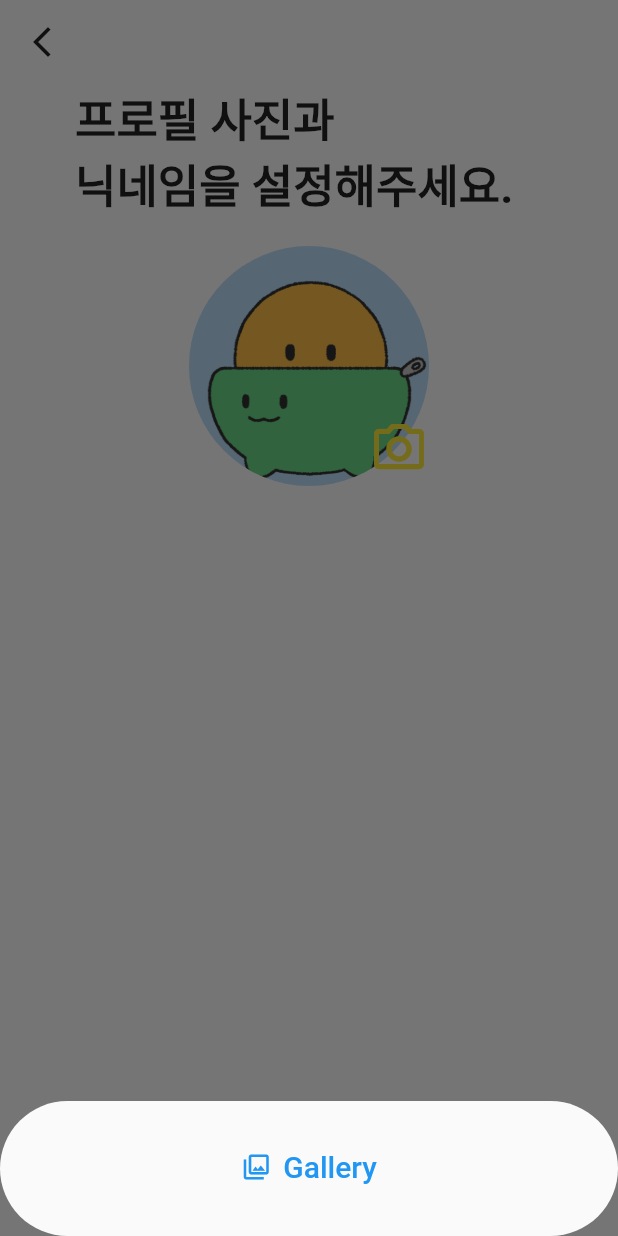
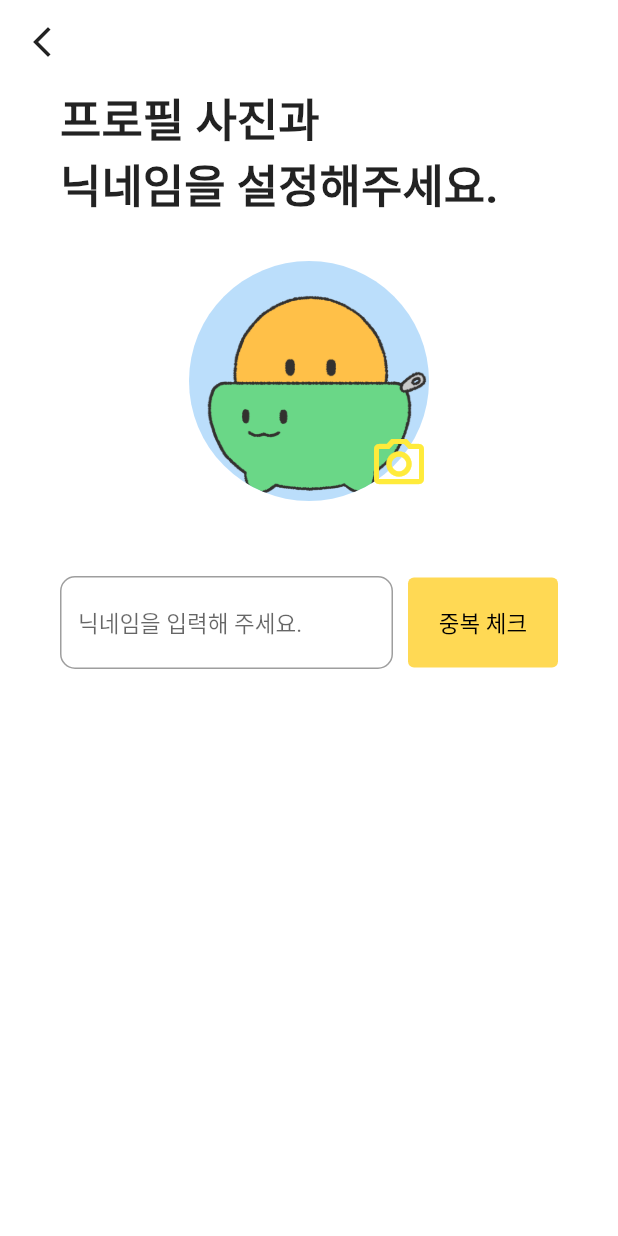
Before and after one commit to Donne-All-Around/DonneAllAround, a Flutter app: the ProfileSettingPage screen opened directly, after a tap on the "camera alt" icon, on a phone screen of 412 x 824 dp. Run offline on Flutter 3.47's test engine with Material 2 defaults, Android fonts, the light colour scheme and no system bars; our stand-ins replace awesome_bottom_bar, image_picker.

Commit message:
0914 ha 닉네임 입력칸 중복체크 버튼 구조 완성

```diff
--- a/login/lib/join_page.dart
+++ b/login/lib/join_page.dart
@@ -2,6 +2,7 @@ import 'package:flutter/material.dart';
 import 'package:login/location_information.dart';
 import 'package:login/personal_information.dart';
 import 'package:login/profilesetting_page.dart';
+
 
 class JoinPage extends StatefulWidget {
   const JoinPage({super.key});
--- a/login/lib/profilesetting_page.dart
+++ b/login/lib/profilesetting_page.dart
@@ -1,7 +1,7 @@
 import 'package:flutter/foundation.dart';
 import 'package:flutter/material.dart';
+import 'package:flutter/services.dart';
 import 'package:image_picker/image_picker.dart';
-import 'package:permission_handler/permission_handler.dart';
 import 'dart:io';
 
 class ProfileSettingPage extends StatefulWidget {
@@ -37,7 +37,7 @@ class _ProfileSettingPageState extends State<ProfileSettingPage> {
         ),
         body: SingleChildScrollView(
           child: Container(
-            margin: const EdgeInsets.fromLTRB(50, 0, 50, 0),
+            margin: const EdgeInsets.fromLTRB(40, 0, 40, 0),
             child: Column(
               children: [
                 // 멘트
@@ -65,10 +65,99 @@ class _ProfileSettingPageState extends State<ProfileSettingPage> {
                     ),
                   ],
                 ),
+                const SizedBox(height: 30,),
+                // 사진 변경
+                Container(
+                  child: Stack(
+                    children: [
+                      CircleAvatar(
+                        radius: 80,
+                        backgroundImage: _pickedFile == null
+                            ? _profileImage // 위에 선언 된 기본 이미지
+                            : FileImage(_pickedFile!), // 선택한 이미지
+                      ),
+                      Positioned(
+                        bottom: -10,
+                        top: 100,
+                        right: 0,
+                        child: InkWell(
+                          onTap: () {
+                            _takePhoto(ImageSource.gallery);
+                            // showModalBottomSheet(
+                            //   context: context,
+                            // builder: ((builder)=>Padding(
+                            //   padding: EdgeInsets.only(
+                            //     bottom: MediaQuery.of(context).viewInsets.bottom,
+                            //   ),
+                            //   child: Container(
+                            //     height: 50,
+                            //       margin: const EdgeInsets.all(20),
+                            //       child: dialogSheet()),
+                            // ) ),
+
+                            // shape:  const RoundedRectangleBorder(
+                            //   borderRadius: BorderRadius.all(
+                            //     // top: Radius.circular(30),
+                            //     Radius.circular(50)
+                            //   ),
+                            // ),
+                            //   isScrollControlled: false, //
+                            // backgroundColor: Colors.transparent,
+                            // );
+                          },
+                          child: const Icon(
+                            Icons.camera_alt_outlined,
+                            color: Colors.yellow,
+                            size: 40,
+                          ),
+                        ),
+                      )
+                    ],
+                  ),
+                ),
+                const SizedBox(height:50,),
+                // 닉네임 & 중복체크
+                Container(
+                  child: Row(
+                    children: [
+                      Flexible(
+                        child: Container(
+                          child: TextField(
+                            inputFormatters: [
+                              LengthLimitingTextInputFormatter(8),
+                            ],
+                            style: const TextStyle(
+                              fontSize: 15,
+                            ),
+                            decoration: InputDecoration(
+                              border: OutlineInputBorder(
+                                borderRadius: BorderRadius.circular(10),
+                              ),
+                              hintText: '닉네임을 입력해 주세요.'
+                            ),
+                          ),
+                        ),
+                      ),
+                      const SizedBox(width:10,),
+                      SizedBox(
+                        width: 100,
+                        height: 60,
+                        child: ElevatedButton(
+                          style: ElevatedButton.styleFrom(
+                            backgroundColor: const Color(0xFFFFD954),
+                            elevation: 0,
+                          ),
+                            onPressed: (){},
+                            child: const Text('중복 체크',
+                              style: TextStyle(
+                                fontSize: 15,
+                                  color: Colors.black),),
+                            ) ),
+                    ],
+                  ),
+
+                ),
                 const SizedBox(height: 20,),
-                // 사진 변경
-                imageProfile(),
-                // 닉네임 & 중복체크
                 // 시작하기 버튼
               ],
             ),
@@ -94,26 +183,28 @@ class _ProfileSettingPageState extends State<ProfileSettingPage> {
             right: 0,
             child: InkWell(
               onTap: () {
-                showModalBottomSheet(
-                  context: context,
-                  builder: ((builder)=>Padding(
-                    padding: EdgeInsets.only(
-                      bottom: MediaQuery.of(context).viewInsets.bottom,
-                    ),
-                    child: Container(
-                      height: 50,
-                        margin: const EdgeInsets.all(20),
-                        child: dialogSheet()),
-                  ) ),
-                shape:  const RoundedRectangleBorder(
-                  borderRadius: BorderRadius.all(
-                    // top: Radius.circular(30),
-                    Radius.circular(50)
-                  ),
-                ),
-                  isScrollControlled: false, //
+                _takePhoto(ImageSource.gallery);
+                // showModalBottomSheet(
+                //   context: context,
+                  // builder: ((builder)=>Padding(
+                  //   padding: EdgeInsets.only(
+                  //     bottom: MediaQuery.of(context).viewInsets.bottom,
+                  //   ),
+                  //   child: Container(
+                  //     height: 50,
+                  //       margin: const EdgeInsets.all(20),
+                  //       child: dialogSheet()),
+                  // ) ),
+
+                // shape:  const RoundedRectangleBorder(
+                //   borderRadius: BorderRadius.all(
+                //     // top: Radius.circular(30),
+                //     Radius.circular(50)
+                //   ),
+                // ),
+                //   isScrollControlled: false, //
                   // backgroundColor: Colors.transparent,
-                );
+                // );
               },
               child: const Icon(
                 Icons.camera_alt_outlined,
@@ -127,53 +218,7 @@ class _ProfileSettingPageState extends State<ProfileSettingPage> {
     );
   }
 
-  // 사진선택 다이얼로그
-  // Future<void> _showDialog() async {
-  //   return showDialog<void>(
-  //     context: context,
-  //     builder: (BuildContext context) {
-  //       return AlertDialog(
-  //         title: const Text('사진 선택'),
-  //         content: Container(
-  //           width: double.maxFinite, // 최대 너비 설정
-  //           child: Column(
-  //             mainAxisSize: MainAxisSize.min,
-  //             children: [
-  //               TextButton.icon(
-  //                 icon: const Icon(
-  //                   Icons.photo_camera_outlined,
-  //                   size: 50,
-  //                 ),
-  //                 onPressed: () {
-  //                   Navigator.pop(context); // 다이얼로그 닫기
-  //                   takePhoto(ImageSource.camera);
-  //                 },
-  //                 label: const Text(
-  //                   'Camera',
-  //                   style: TextStyle(fontSize: 20),
-  //                 ),
-  //               ),
-  //               TextButton.icon(
-  //                 icon: const Icon(
-  //                   Icons.photo_library_outlined,
-  //                   size: 50,
-  //                 ),
-  //                 onPressed: () {
-  //                   Navigator.pop(context); // 다이얼로그 닫기
-  //                   _takePhoto(ImageSource.gallery);
-  //                 },
-  //                 label: const Text(
-  //                   'Gallery',
-  //                   style: TextStyle(fontSize: 20),
-  //                 ),
-  //               ),
-  //             ],
-  //           ),
-  //         ),
-  //       );
-  //     },
-  //   );
-  // }
+
 
   // 갤러리에서 가져오기
   Future<void> _takePhoto(ImageSource source) async {
@@ -203,59 +248,6 @@ class _ProfileSettingPageState extends State<ProfileSettingPage> {
     }
   }
 
-  Widget dialogSheet() {
-    return Container(
-      height: 100,
-      width: MediaQuery.of(context).size.width, // as BuildContext 제거
-      // margin: const EdgeInsets.symmetric(
-      //   horizontal: 20,
-      //   vertical: 20,
-      // ),
-      // width: double.infinity, // 화면 너비에 맞게 설정
-      // decoration: const BoxDecoration(
-      //   borderRadius: BorderRadius.vertical(
-      //     top: Radius.circular(30), // 가로로 긴 동그라미 모양
-      //   ),
-      //   color: Colors.white,
-      // ),
-      child: Column(
-        children: [
-          // const Text(
-          //   '사진선택',
-          //   style: TextStyle(
-          //     fontSize: 20,
-          //   ),
-          // ),
-          Row(
-            mainAxisAlignment: MainAxisAlignment.center,
-            children: [
-              // TextButton.icon(
-              //   icon: const Icon(Icons.photo_camera_outlined,
-              //     size: 50,
-              //   ),
-              //   onPressed: () {
-              //     takePhoto(ImageSource.camera);
-              //   },
-              //   label: const Text('Camera',
-              //     style: TextStyle(fontSize: 20),),
-              //
-              // ),
-              TextButton.icon(
-                icon: const Icon(Icons.photo_library_outlined,
-                  size: 20,
-                ),
-                onPressed: () {
-                  _takePhoto(ImageSource.gallery);
-                },
-                label: const Text('Gallery',
-                  style: TextStyle(fontSize: 20),),
-              ),
-            ],
-          ),
-        ],
-      ),
-    );
-  }
 
 
 }
```
